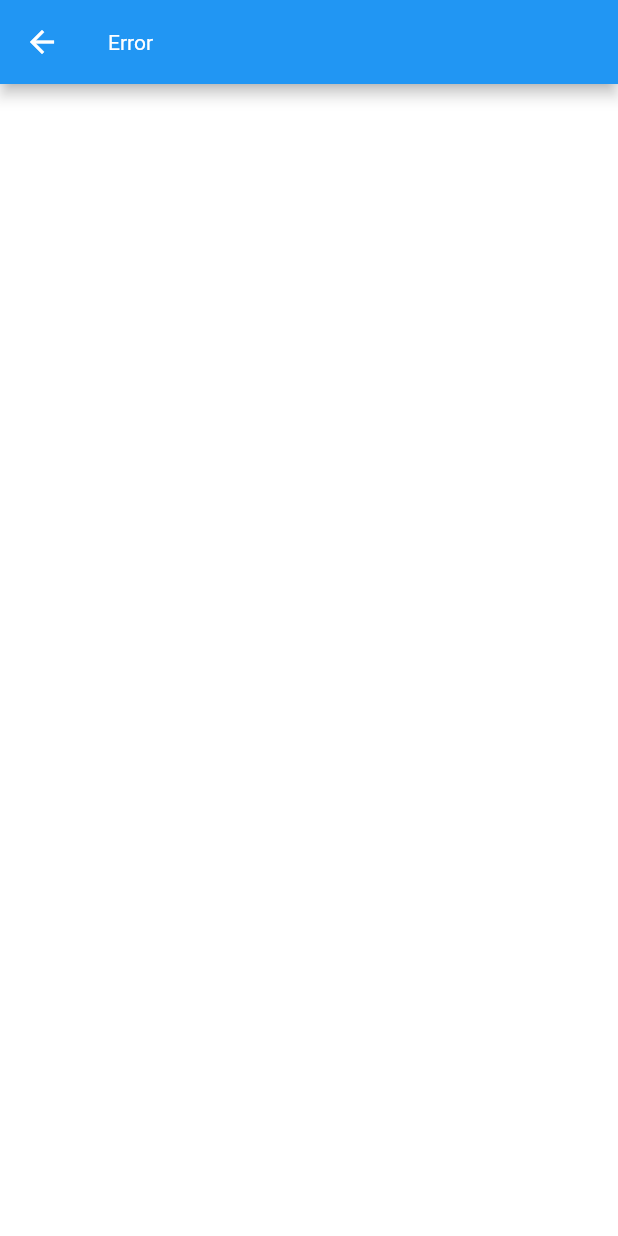
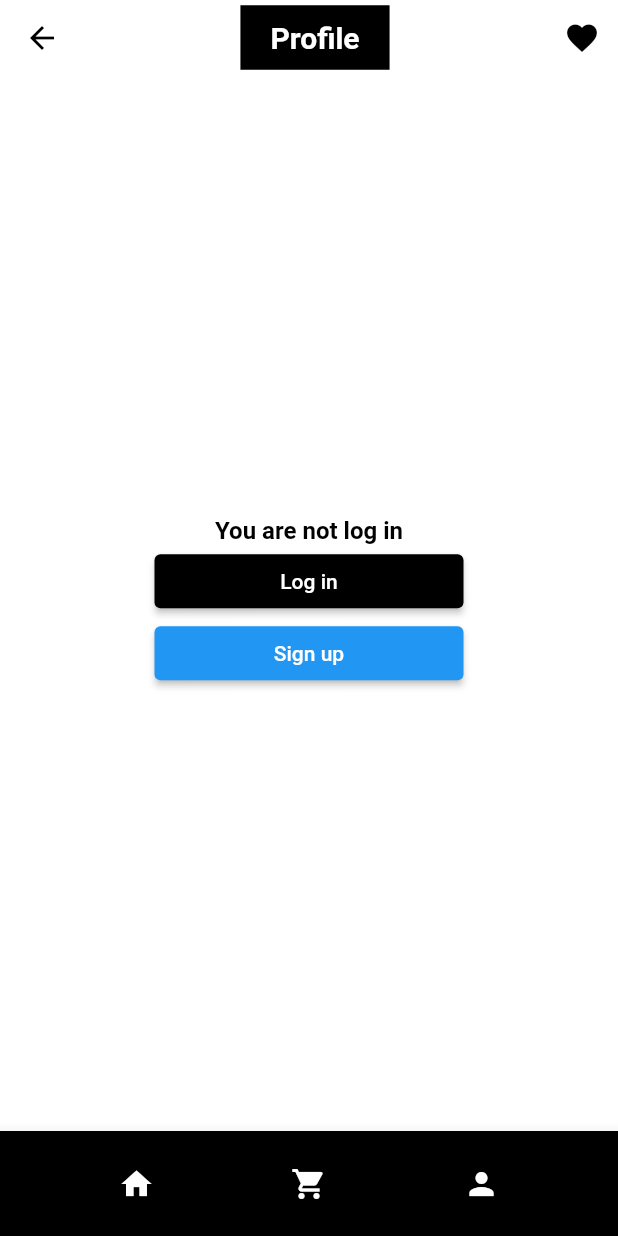
Before and after one commit to nhudang1511/e_commerce_flutter_app, a Flutter app: the screen it shows after launch, item 3 of the bottom bar chosen, on a phone screen of 412 x 824 dp. Run offline on Flutter 3.47's test engine with Material 2 defaults, Android fonts, the phone set to English and light mode, and no system bars; our stand-ins replace bloc, carousel_slider, cloud_firestore, equatable, firebase_core, flutter_bloc and 1 more; accounts and stored records are empty; Roboto replaces fonts that are missing (Avenir).

Commit message:
add profile, login, sign up screen

```diff
--- a/lib/config/app_route.dart
+++ b/lib/config/app_route.dart
@@ -24,6 +24,12 @@ class AppRouter{
         return CheckoutScreen.route();
       case OrderConfirmationScreen.routeName:
         return OrderConfirmationScreen.route();
+      case ProfileScreen.routeName:
+        return ProfileScreen.route();
+      case LoginScreen.routeName:
+        return LoginScreen.route();
+      case SignupScreen.routeName:
+        return SignupScreen.route();
       default:
         return _errorRoute();
     }
--- /dev/null
+++ b/lib/screen/profile/profile_screen.dart
@@ -0,0 +1,54 @@
+import 'package:carousel_slider/carousel_slider.dart';
+import 'package:flutter/material.dart';
+import 'package:flutter_bloc/flutter_bloc.dart';
+
+import '../../blocs/category/category_bloc.dart';
+import '../../blocs/category/category_state.dart';
+import '../../blocs/product/product_bloc.dart';
+import '../../blocs/product/product_state.dart';
+import '../../models/models.dart';
+import '../../widget/widgets.dart';
+
+class ProfileScreen extends StatelessWidget {
+  const ProfileScreen({super.key});
+  static const String routeName = '/profile';
+
+  static Route route(){
+    return MaterialPageRoute(
+        settings: const RouteSettings(name: routeName),
+        builder: (_) => const ProfileScreen());
+  }
+  @override
+  Widget build(BuildContext context) {
+    return Scaffold(
+      appBar: const CustomAppBar(title: 'Profile'),
+      bottomNavigationBar: const CustomeNavBar(),
+      body:  Center(
+        child: Column(
+          mainAxisAlignment: MainAxisAlignment.center,
+          children: [
+            Text('You are not log in', style: Theme.of(context).textTheme.headline4,),
+            SizedBox(
+              width: (MediaQuery.of(context).size.width)/2,
+              child: ElevatedButton(
+                onPressed: (){
+                  Navigator.pushNamed(context, '/login');
+                },
+                child: Text('Log in'),
+                style: ElevatedButton.styleFrom(
+                  backgroundColor: Colors.black,
+
+                ),
+              ),
+            ),
+            SizedBox(
+              width: (MediaQuery.of(context).size.width)/2,
+                child: ElevatedButton(onPressed: (){
+                  Navigator.pushNamed(context, '/signup');
+                }, child: Text('Sign up')))
+          ],
+        ),
+      ),
+    );
+  }
+}
--- a/lib/screen/screen.dart
+++ b/lib/screen/screen.dart
@@ -6,3 +6,6 @@ export 'wishlist/wishlist_screen.dart';
 export 'splash/splash_screen.dart';
 export 'checkout/checkout_screen.dart';
 export 'order-confirmation/order-confirmation.dart';
+export 'profile/profile_screen.dart';
+export 'login/login_screen.dart';
+export 'signup/signup_screen.dart';
--- a/lib/widget/custome_navbar.dart
+++ b/lib/widget/custome_navbar.dart
@@ -26,7 +26,7 @@ class CustomeNavBar extends StatelessWidget implements PreferredSizeWidget{
               icon: Icon(Icons.shopping_cart, color: Colors.white),),
             IconButton(
                 onPressed: (){
-                  Navigator.pushNamed(context, '/person');
+                  Navigator.pushNamed(context, '/profile');
                 },
                 icon: Icon(Icons.person, color: Colors.white))
           ],
```
Also changed, not shown: lib/screen/login/login_screen.dart (added, +77 -0 lines), lib/screen/signup/signup_screen.dart (added, +92 -0 lines).
